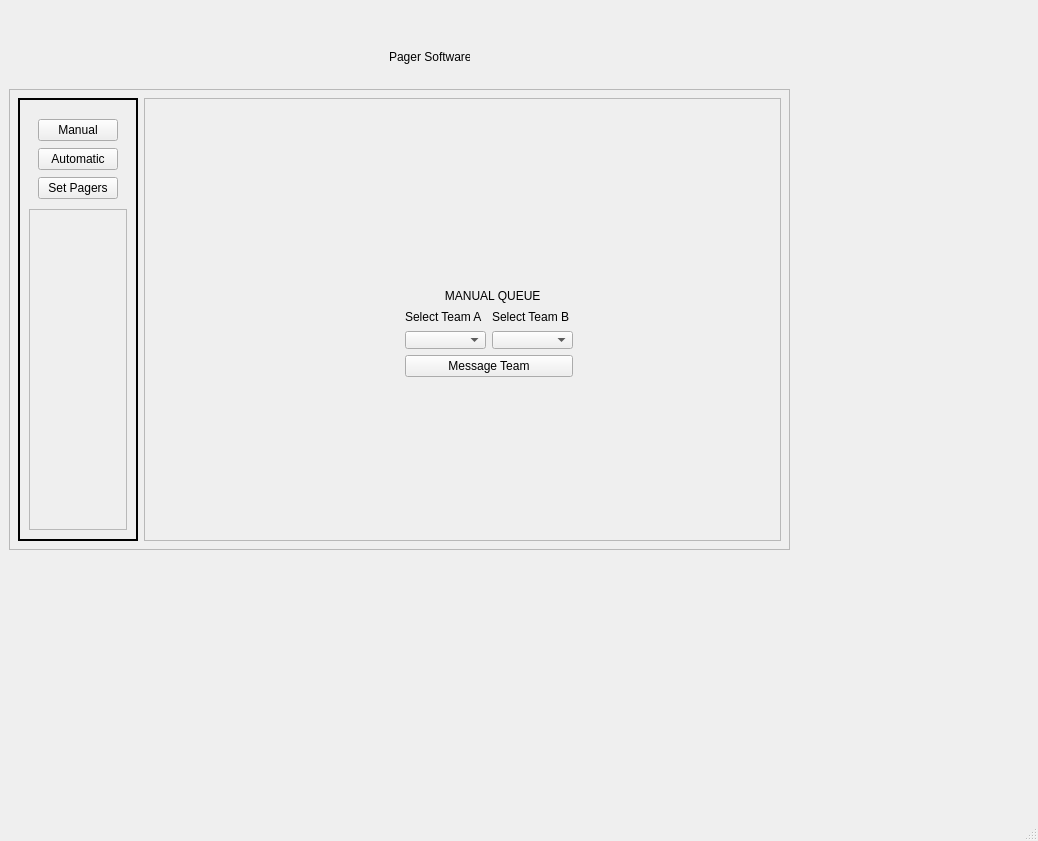
Qt form software/App/PCUI.ui (BotPager/pc-software) before a commit.
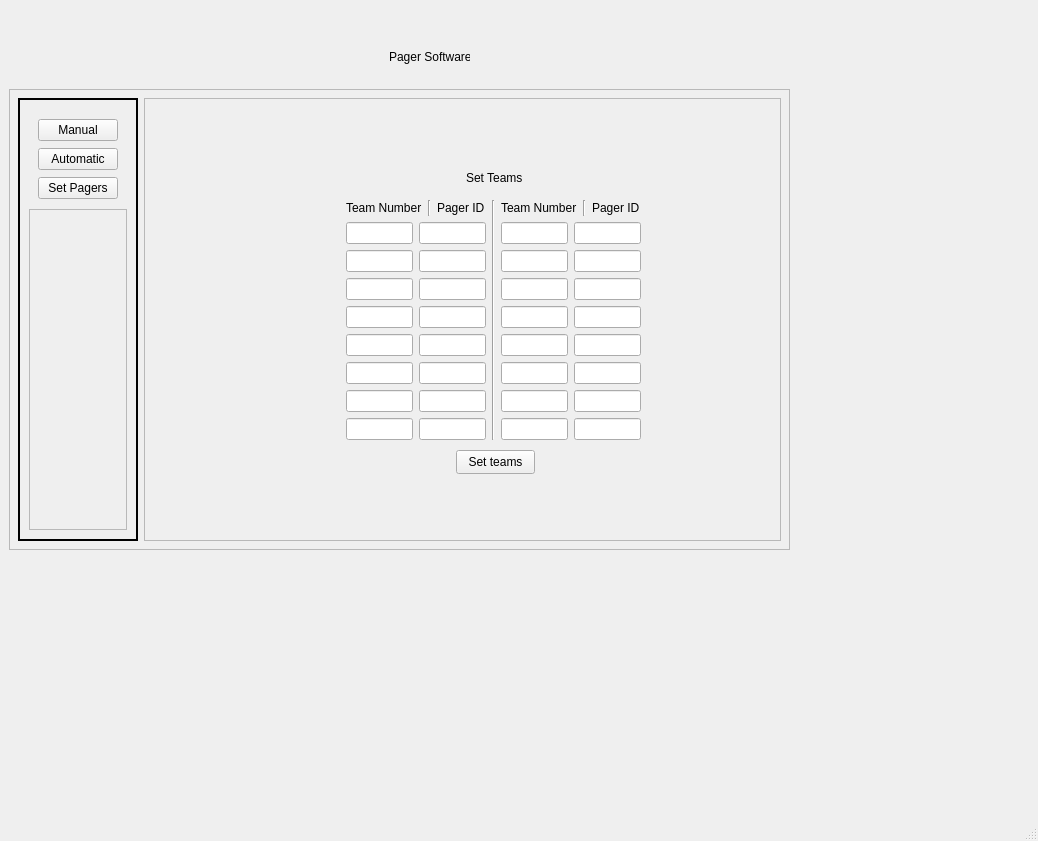
The same form after that commit. The open tabs and pages were chosen to show the change.

Commit message: add or well change ui to add the input of teams

What changed in the file:
```diff
--- a/software/App/PCUI.ui
+++ b/software/App/PCUI.ui
@@ -94,7 +94,7 @@
       </rect>
      </property>
      <property name="autoFillBackground">
-      <bool>true</bool>
+      <bool>false</bool>
      </property>
      <property name="styleSheet">
       <string notr="true">#horizontalFrame_2{
@@ -208,7 +208,7 @@
                <x>230</x>
                <y>170</y>
                <width>206</width>
-               <height>106</height>
+               <height>122</height>
               </rect>
              </property>
              <layout class="QHBoxLayout" name="horizontalLayout_2" stretch="1,1,1">
@@ -301,8 +301,229 @@
              </layout>
             </widget>
            </widget>
-           <widget class="QWidget" name="Set_teams"/>
-           <widget class="QWidget" name="Automatic"/>
+           <widget class="QWidget" name="Automatic_1"/>
+           <widget class="QWidget" name="SetTeams">
+            <widget class="QLabel" name="TeamTitleLable">
+             <property name="geometry">
+              <rect>
+               <x>310</x>
+               <y>60</y>
+               <width>71</width>
+               <height>16</height>
+              </rect>
+             </property>
+             <property name="text">
+              <string>Set Teams</string>
+             </property>
+            </widget>
+            <widget class="QWidget" name="horizontalLayoutWidget_3">
+             <property name="geometry">
+              <rect>
+               <x>190</x>
+               <y>90</y>
+               <width>295</width>
+               <height>240</height>
+              </rect>
+             </property>
+             <layout class="QHBoxLayout" name="horizontalLayout_3">
+              <item>
+               <layout class="QVBoxLayout" name="BlockForTeamSet1">
+                <item>
+                 <layout class="QHBoxLayout" name="Textlabels_1">
+                  <item>
+                   <widget class="QLabel" name="PagerID1">
+                    <property name="text">
+                     <string>Team Number</string>
+                    </property>
+                   </widget>
+                  </item>
+                  <item>
+                   <widget class="Line" name="line">
+                    <property name="orientation">
+                     <enum>Qt::Orientation::Vertical</enum>
+                    </property>
+                   </widget>
+                  </item>
+                  <item>
+                   <widget class="QLabel" name="label_4">
+                    <property name="text">
+                     <string>Pager ID</string>
+                    </property>
+                   </widget>
+                  </item>
+                 </layout>
+                </item>
+                <item>
+                 <layout class="QGridLayout" name="TeamBlock1">
+                  <item row="0" column="1">
+                   <widget class="QLineEdit" name="Pid1"/>
+                  </item>
+                  <item row="3" column="0">
+                   <widget class="QLineEdit" name="TeamN4"/>
+                  </item>
+                  <item row="2" column="1">
+                   <widget class="QLineEdit" name="PID3"/>
+                  </item>
+                  <item row="1" column="1">
+                   <widget class="QLineEdit" name="PID2"/>
+                  </item>
+                  <item row="6" column="0">
+                   <widget class="QLineEdit" name="TeamN7"/>
+                  </item>
+                  <item row="2" column="0">
+                   <widget class="QLineEdit" name="TeamN3"/>
+                  </item>
+                  <item row="3" column="1">
+                   <widget class="QLineEdit" name="PID4"/>
+                  </item>
+                  <item row="0" column="0">
+                   <widget class="QLineEdit" name="TeamN1"/>
+                  </item>
+                  <item row="5" column="1">
+                   <widget class="QLineEdit" name="PID6"/>
+                  </item>
+                  <item row="4" column="0">
+                   <widget class="QLineEdit" name="TeamN5"/>
+                  </item>
+                  <item row="4" column="1">
+                   <widget class="QLineEdit" name="PID5"/>
+                  </item>
+                  <item row="5" column="0">
+                   <widget class="QLineEdit" name="TeamN6"/>
+                  </item>
+                  <item row="1" column="0">
+                   <widget class="QLineEdit" name="TeamN2"/>
+                  </item>
+                  <item row="7" column="0">
+                   <widget class="QLineEdit" name="TeamN8"/>
+                  </item>
+                  <item row="6" column="1">
+                   <widget class="QLineEdit" name="PID7"/>
+                  </item>
+                  <item row="7" column="1">
+                   <widget class="QLineEdit" name="PID8"/>
+                  </item>
+                 </layout>
+                </item>
+               </layout>
+              </item>
+              <item>
+               <widget class="Line" name="line_3">
+                <property name="orientation">
+                 <enum>Qt::Orientation::Vertical</enum>
+                </property>
+               </widget>
+              </item>
+              <item>
+               <layout class="QVBoxLayout" name="BlockForTeamSet1_2">
+                <item>
+                 <layout class="QHBoxLayout" name="Textlabels_2">
+                  <item>
+                   <widget class="QLabel" name="PagerID1_2">
+                    <property name="text">
+                     <string>Team Number</string>
+                    </property>
+                   </widget>
+                  </item>
+                  <item>
+                   <widget class="Line" name="line_2">
+                    <property name="orientation">
+                     <enum>Qt::Orientation::Vertical</enum>
+                    </property>
+                   </widget>
+                  </item>
+                  <item>
+                   <widget class="QLabel" name="label_5">
+                    <property name="text">
+                     <string>Pager ID</string>
+                    </property>
+                   </widget>
+                  </item>
+                 </layout>
+                </item>
+                <item>
+                 <layout class="QGridLayout" name="TeamBlock1_2">
+                  <item row="0" column="1">
+                   <widget class="QLineEdit" name="Pid9"/>
+                  </item>
+                  <item row="3" column="0">
+                   <widget class="QLineEdit" name="TeamN12"/>
+                  </item>
+                  <item row="2" column="1">
+                   <widget class="QLineEdit" name="PID11"/>
+                  </item>
+                  <item row="1" column="1">
+                   <widget class="QLineEdit" name="PID10"/>
+                  </item>
+                  <item row="6" column="0">
+                   <widget class="QLineEdit" name="TeamN15"/>
+                  </item>
+                  <item row="2" column="0">
+                   <widget class="QLineEdit" name="TeamN11"/>
+                  </item>
+                  <item row="3" column="1">
+                   <widget class="QLineEdit" name="PID12"/>
+                  </item>
+                  <item row="0" column="0">
+                   <widget class="QLineEdit" name="TeamN9"/>
+                  </item>
+                  <item row="5" column="1">
+                   <widget class="QLineEdit" name="PID14"/>
+                  </item>
+                  <item row="4" column="0">
+                   <widget class="QLineEdit" name="TeamN13"/>
+                  </item>
+                  <item row="4" column="1">
+                   <widget class="QLineEdit" name="PID13"/>
+                  </item>
+                  <item row="5" column="0">
+                   <widget class="QLineEdit" name="TeamN14"/>
+                  </item>
+                  <item row="1" column="0">
+                   <widget class="QLineEdit" name="TeamN10"/>
+                  </item>
+                  <item row="7" column="0">
+                   <widget class="QLineEdit" name="TeamN16"/>
+                  </item>
+                  <item row="6" column="1">
+                   <widget class="QLineEdit" name="PID15"/>
+                  </item>
+                  <item row="7" column="1">
+                   <widget class="QLineEdit" name="PID16"/>
+                  </item>
+                 </layout>
+                </item>
+               </layout>
+              </item>
+             </layout>
+            </widget>
+            <widget class="QLabel" name="label_2">
+             <property name="geometry">
+              <rect>
+               <x>90</x>
+               <y>360</y>
+               <width>49</width>
+               <height>16</height>
+              </rect>
+             </property>
+             <property name="text">
+              <string/>
+             </property>
+            </widget>
+            <widget class="QPushButton" name="pushButton_2">
+             <property name="geometry">
+              <rect>
+               <x>300</x>
+               <y>340</y>
+               <width>79</width>
+               <height>24</height>
+              </rect>
+             </property>
+             <property name="text">
+              <string>Set teams</string>
+             </property>
+            </widget>
+           </widget>
           </widget>
          </item>
         </layout>
```
Left out of the diff: 8 changed lines with no effect on the pictures. The commit also changes 2 other files.
